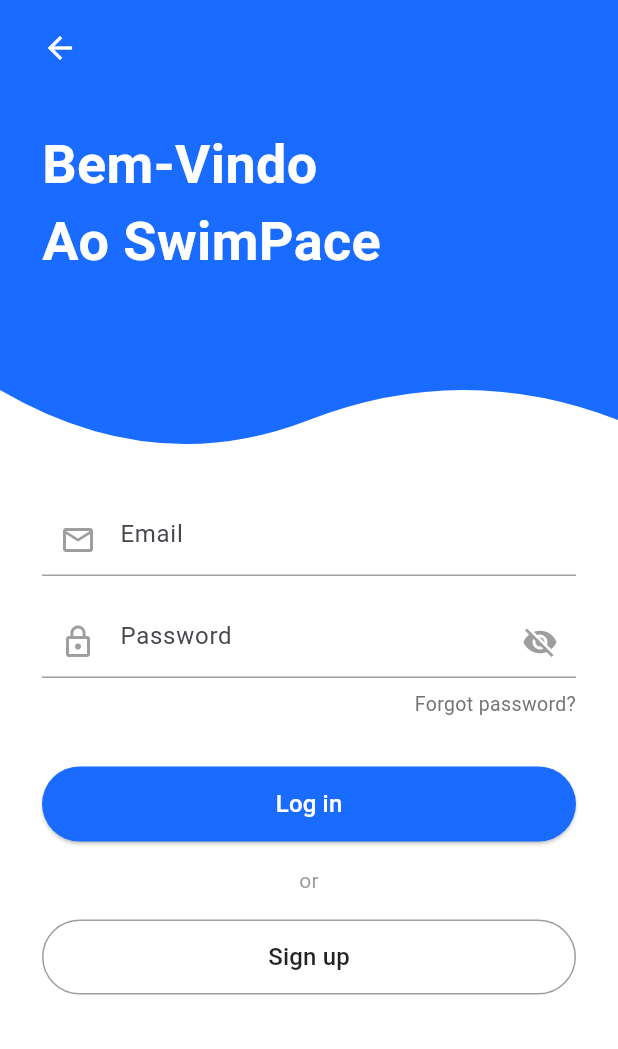
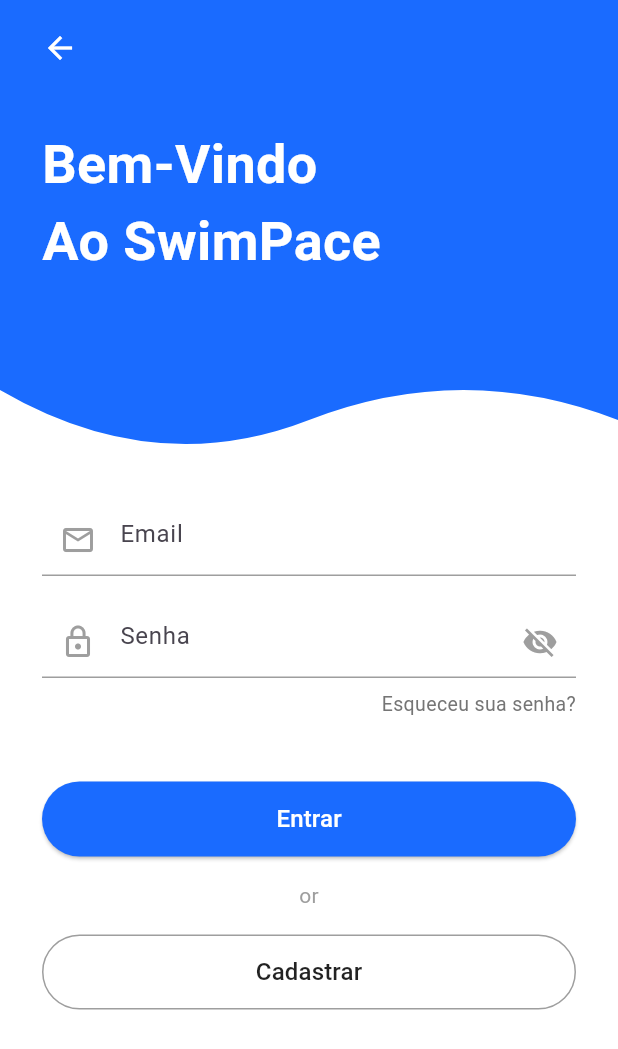
Before and after one commit to PyGodoy/SwimCalculatorApp, a Flutter app: the screen it shows after launch, on a phone screen of 412 x 824 dp. Shown: the top 1049 px of the screen. Run offline on Flutter 3.47's test engine with Material 3 defaults, Android fonts, the phone set to English and light mode, and no system bars; our stand-ins replace dio, shared_preferences; accounts and stored records are empty.

Commit message:
tratamento de erros login/register

```diff
--- a/lib/login/login_view.dart
+++ b/lib/login/login_view.dart
@@ -26,7 +26,6 @@
       backgroundColor: Colors.white,
       body: Column(
         children: [
-          // Onda azul
           ClipPath(
             clipper: WaveClipper(),
             child: Container(
@@ -56,14 +55,13 @@
             ),
           ),
 
-          // Formulário
           Expanded(
             child: Padding(
               padding: const EdgeInsets.symmetric(horizontal: 28),
               child: Column(
                 children: [
                   const SizedBox(height: 16),
-                  // Email
+
                   TextField(
                     controller: vm.emailController,
                     decoration: const InputDecoration(
@@ -78,12 +76,12 @@
                     ),
                   ),
                   const SizedBox(height: 20),
-                  // Senha
+
                   TextField(
                     controller: vm.passwordController,
                     obscureText: vm.obscurePassword,
                     decoration: InputDecoration(
-                      hintText: 'Password',
+                      hintText: 'Senha',
                       prefixIcon: const Icon(Icons.lock_outline, color: Colors.grey),
                       suffixIcon: IconButton(
                         icon: Icon(
@@ -103,11 +101,14 @@
                   const SizedBox(height: 8),
                   Align(
                     alignment: Alignment.centerRight,
-                    child: Text('Forgot password?',
+                    child: Text('Esqueceu sua senha?',
                         style: TextStyle(color: Colors.grey[600], fontSize: 13)),
                   ),
-                  const SizedBox(height: 32),
-                  // Botão Login
+                  const SizedBox(height: 10),
+                  if (vm.errorMessage != null)
+                    Text(vm.errorMessage!, style: const TextStyle(color: Colors.red),),
+                    const SizedBox(height: 32,),
+
                   SizedBox(
                     width: double.infinity,
                     height: 50,
@@ -121,13 +122,13 @@
                       ),
                       child: vm.isLoading
                           ? const CircularProgressIndicator(color: Colors.white)
-                          : const Text('Log in', style: TextStyle(fontSize: 16, color: Colors.white)),
+                          : const Text('Entrar', style: TextStyle(fontSize: 16, color: Colors.white)),
                     ),
                   ),
                   const SizedBox(height: 16),
                   Text('or', style: TextStyle(color: Colors.grey[500])),
                   const SizedBox(height: 16),
-                  // Botão Sign up
+
                   SizedBox(
                     width: double.infinity,
                     height: 50,
@@ -141,7 +142,7 @@
                         ),
                         side: const BorderSide(color: Colors.grey),
                       ),
-                      child: const Text('Sign up',
+                      child: const Text('Cadastrar',
                           style: TextStyle(color: Colors.black87, fontSize: 16)),
                     ),
                   ),
--- a/lib/login/login_view_model.dart
+++ b/lib/login/login_view_model.dart
@@ -42,10 +42,16 @@
       await _authService.login(email, password);
       if (context.mounted) {
         Navigator.pushNamed(context, "/home");
+        limpaErro();
       }
     } catch (e) {
       errorMessage = "Usuario e senha incorretos";
+      notifyListeners();
+      isLoading = false;
     }
+
+    isLoading = false;
+    notifyListeners();
   }
   // dipose
   @override
--- a/lib/save/save_view.dart
+++ b/lib/save/save_view.dart
@@ -25,7 +25,7 @@
     final vm = context.watch<SaveViewModel>();
 
     return Scaffold(
-      appBar: AppBar(title: const Text('Saves')),
+      appBar: AppBar(title: const Text('Histórico')),
       body: vm.isLoading
     ? const Center(child: CircularProgressIndicator(color: Color(0xFF1A6BFF),))
     : ListView.builder(
--- a/lib/shared/widgets/result_card.dart
+++ b/lib/shared/widgets/result_card.dart
@@ -50,7 +50,7 @@
                 Icon(Icons.grid_view_outlined, color: Colors.white),
                 SizedBox(width: 8),
                 Text(
-                  'Result',
+                  'Resultado',
                   style: TextStyle(
                     color: Colors.white,
                     fontSize: 18,
@@ -100,7 +100,7 @@
                         ),
                         child: Column(
                           children: [
-                            const Text('Speed', style: TextStyle(fontSize: 14)),
+                            const Text('Velocidade', style: TextStyle(fontSize: 14)),
                             Text(
                               speed,
                               style: const TextStyle(
@@ -118,7 +118,7 @@
                 ),
                 const SizedBox(height: 16),
                 AppButton(
-                  text: 'Save',
+                  text: 'Salvar',
                   icon: Icons.save_alt_outlined,
                   onPressed: onSave,
                 ),
--- a/lib/shared/widgets/saves_card.dart
+++ b/lib/shared/widgets/saves_card.dart
@@ -118,7 +118,7 @@
                         child: Column(
                           children: [
                             const Text(
-                              "Speed",
+                              "Velocidade",
                               style: TextStyle(
                                 fontSize: 14,
                               ),
```
Also changed, not shown: lib/home/home_view.dart (+8 -8 lines), lib/profile/profile_view.dart (+12 -14 lines), lib/register/register_view.dart (+1 -10 lines), lib/shared/widgets/app_button_nav_bar.dart (+4 -4 lines).
